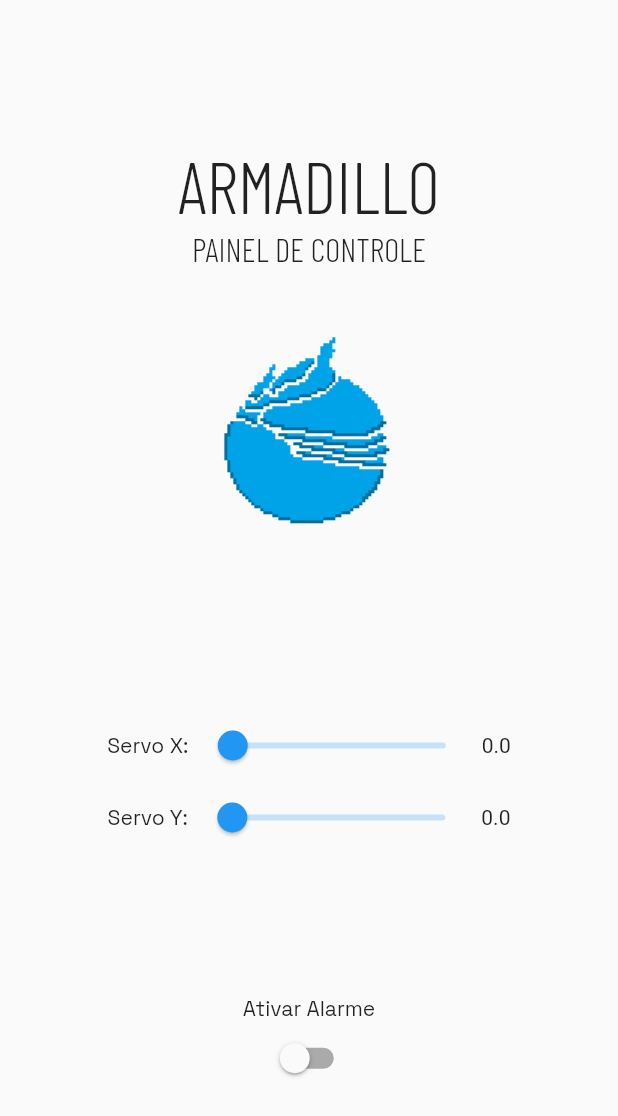
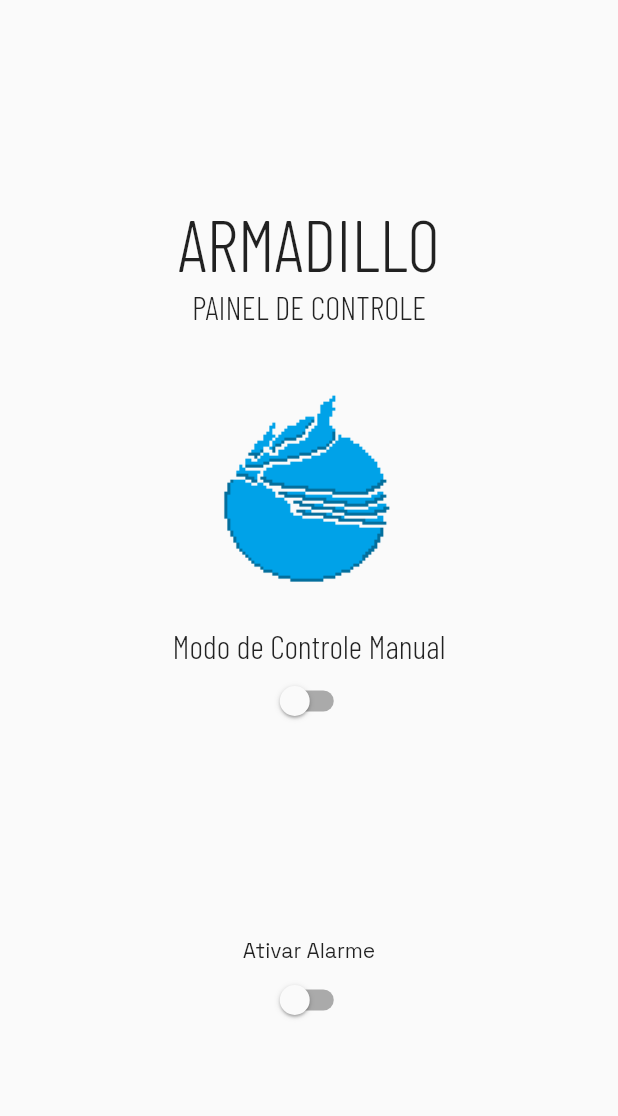
Before and after one commit to marcelovmag/armadillo_app, a Flutter app: the Tela2 widget shown alone on an empty page, opened directly, on a phone screen of 412 x 824 dp. Shown: the top 1116 px of the screen. Run offline on Flutter 3.47's test engine with Material 2 defaults, Android fonts, the light colour scheme and no system bars; our stand-ins replace flutter_bluetooth_serial.

Commit message:
att Tela2

```diff
--- a/lib/atuadores.dart
+++ b/lib/atuadores.dart
@@ -1,3 +1,5 @@
+import 'package:flutter_bluetooth_serial/flutter_bluetooth_serial.dart';
+
 class Servos {
   static double servoX = 0;
   static double servoY = 0;
--- a/lib/tela2.dart
+++ b/lib/tela2.dart
@@ -3,8 +3,7 @@ import 'package:armadillo_app/atuadores.dart';
 import 'package:flutter/material.dart';
 import 'package:flutter_bluetooth_serial/flutter_bluetooth_serial.dart';
 
-bool isCamera = false;
-String camera = 'LIGA';
+bool isManual = false;
 
 class Tela2 extends StatefulWidget {
   @override
@@ -34,8 +33,22 @@ class _Tela2State extends State<Tela2> {
                 PreferenciaTema.logo,
                 width: 200,
               ),
+              const Text(
+                "Modo de Controle Manual",
+                style:
+                    TextStyle(fontSize: 22.00, fontFamily: 'BarlowCondensed'),
+              ),
+              Switch(
+                value: isManual,
+                onChanged: (manual) {
+                  setState(() {
+                    isManual = manual;
+                  });
+                },
+              ),
             ],
           ),
+          if (isManual)
             Column(
               children: [
                 Row(
@@ -76,6 +89,7 @@ class _Tela2State extends State<Tela2> {
                 ),
               ],
             ),
+          if (true)
             Wrap(
               direction: Axis.horizontal,
               spacing: 20.0,
```
Lines whose indentation alone changed are shown as unchanged.
